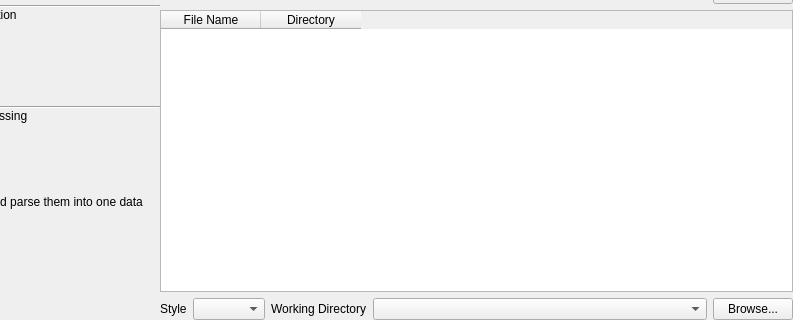
This is mainwindow.ui in frankyeh/DSI-Studio as Qt 5 draws it before an edit; both pictures show x 240 to 1033 and y 335 to 655 of the 1033 by 655 pixel window. The edited form follows.
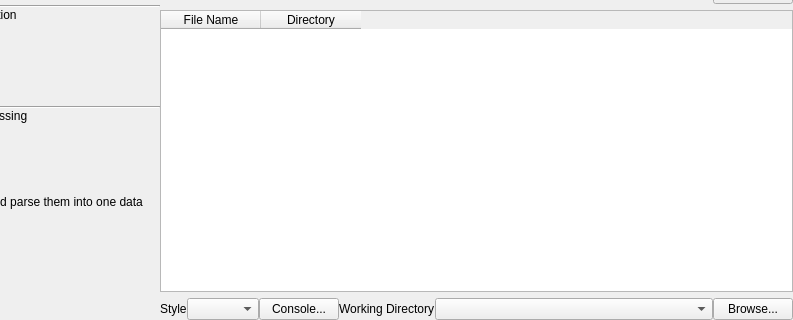
This is the edited form. Icons and pictures are not drawn.

Commit message: [gui] console window for win versions

```diff
--- a/mainwindow.ui
+++ b/mainwindow.ui
@@ -808,7 +808,10 @@
           </widget>
          </item>
          <item>
-          <layout class="QHBoxLayout" name="horizontalLayout_2" stretch="0,0,0,1,0">
+          <layout class="QHBoxLayout" name="horizontalLayout_2" stretch="0,0,0,0,1,0">
+           <property name="spacing">
+            <number>0</number>
+           </property>
            <item>
             <widget class="QLabel" name="label_11">
              <property name="text">
@@ -819,6 +822,13 @@
            <item>
             <widget class="QComboBox" name="styles"/>
            </item>
+           <item>
+            <widget class="QPushButton" name="show_console">
+             <property name="text">
+              <string>Console...</string>
+             </property>
+            </widget>
+           </item>
            <item>
             <widget class="QLabel" name="label">
              <property name="sizePolicy">
```
The commit also changes 3 other files.
